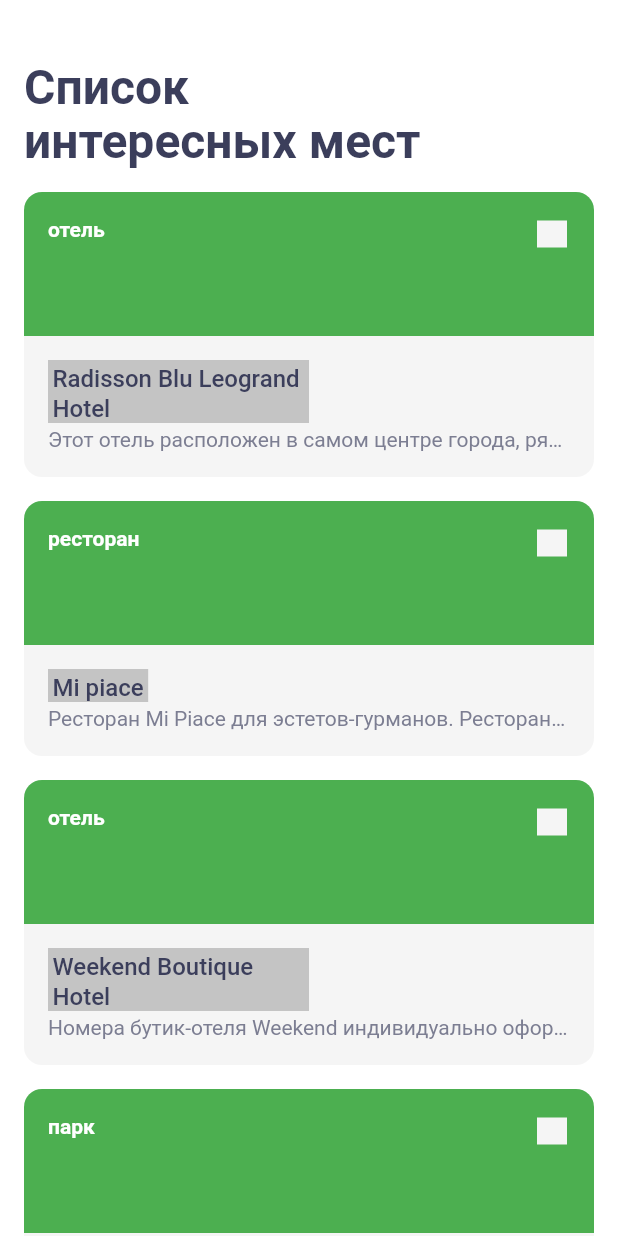
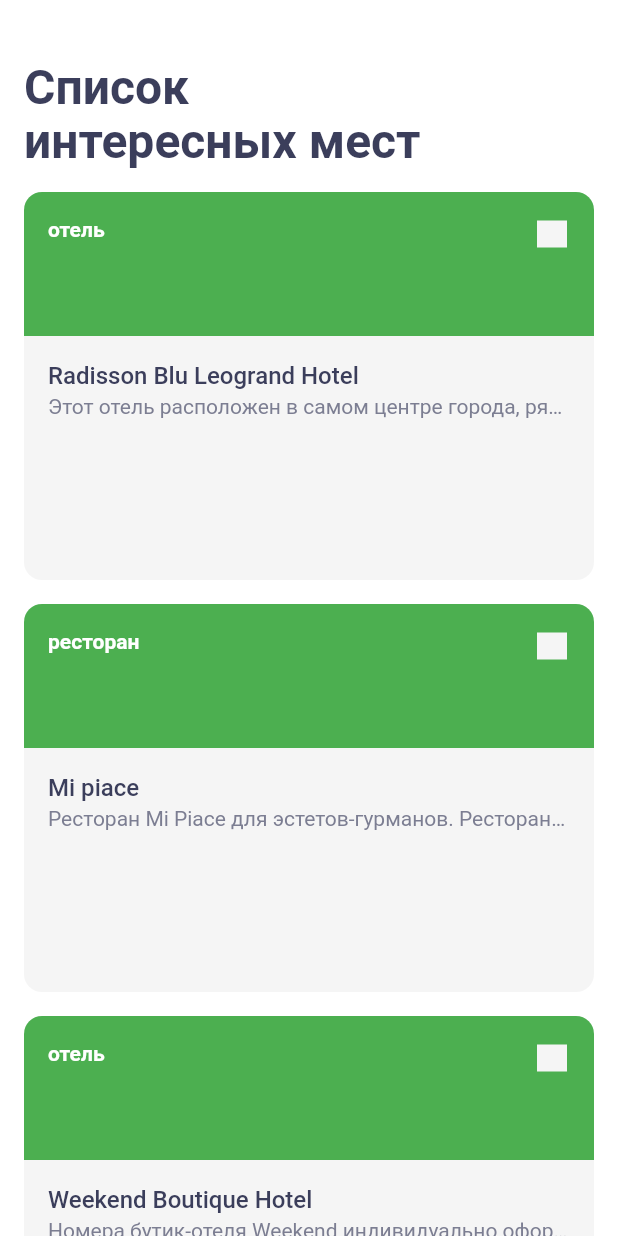
Before and after one commit to maverick-az/places, a Flutter app: the screen it shows after launch, on a phone screen of 412 x 824 dp. Run offline on Flutter 3.47's test engine with Material 2 defaults, Android fonts, the light colour scheme and no system bars.

Commit message:
Added AspectRatio to SightCard

```diff
--- a/lib/ui/screen/sight_card.dart
+++ b/lib/ui/screen/sight_card.dart
@@ -15,7 +15,9 @@
 
   @override
   Widget build(BuildContext context) {
-    return Container(
+    return AspectRatio(
+      aspectRatio: 3 / 2,
+      child: Container(
         margin: margin,
         decoration: const BoxDecoration(
           color: AppColors.background,
@@ -60,6 +62,7 @@
             _CardContent(sight: sight),
           ],
         ),
+      ),
     );
   }
 }
@@ -81,26 +84,13 @@
       child: Column(
         crossAxisAlignment: CrossAxisAlignment.start,
         children: [
-          LayoutBuilder(
-            builder: (context, constraints) {
-              return ConstrainedBox(
-                constraints: BoxConstraints(
-                  maxWidth: constraints.maxWidth / 2,
-                ),
-                child: Container(
-                  color: const Color.fromRGBO(196, 196, 196, 1),
-                  padding: const EdgeInsets.fromLTRB(3, 2, 3, 0),
-                  child: Text(
+          Text(
             sight.name,
             style: AppTextStyles.text.copyWith(
               color: AppColors.secondary,
             ),
             maxLines: 2,
             overflow: TextOverflow.ellipsis,
-                  ),
-                ),
-              );
-            },
           ),
           const SizedBox(
             height: AppSizes.paddingSubtitleDivider,
--- a/lib/ui/widgets/app_bar/app_bar_large_title.dart
+++ b/lib/ui/widgets/app_bar/app_bar_large_title.dart
@@ -3,7 +3,7 @@
 import 'package:places/presets/styles/app_sizes.dart';
 import 'package:places/ui/widgets/text/text_large_title.dart';
 
-/// AppBar для экранов списка
+/// AppBar для экрана списка
 class AppBarLargeTitle extends StatelessWidget implements PreferredSizeWidget {
   final String title;
 
```
Lines whose indentation alone changed are shown as unchanged.
